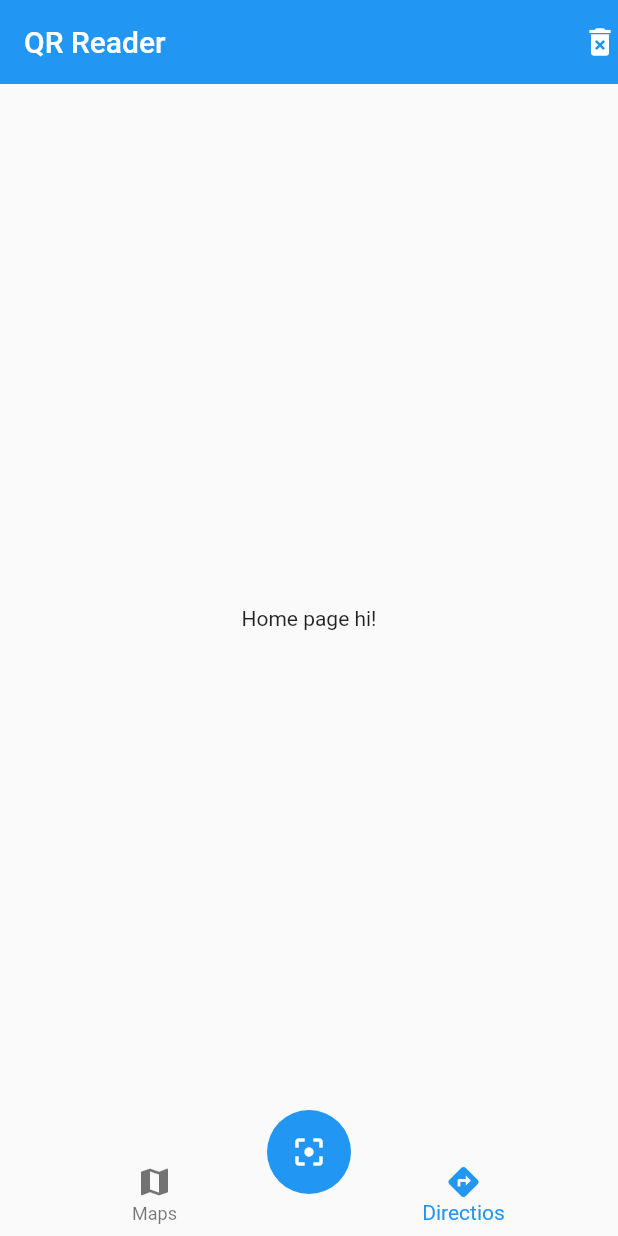
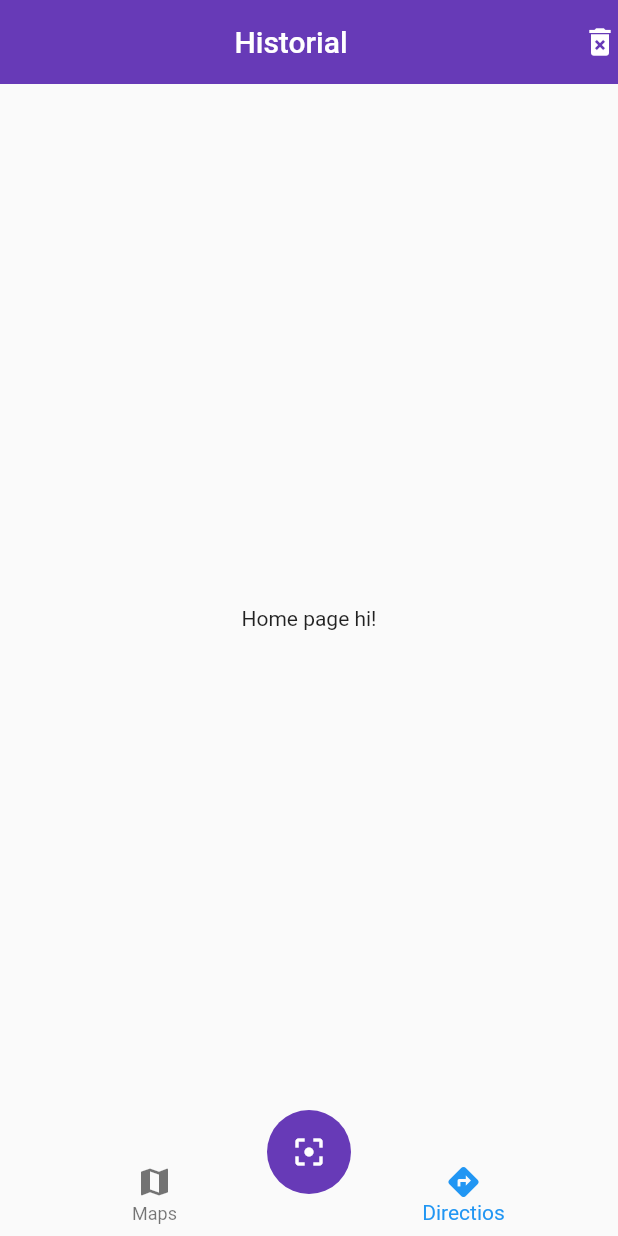
Before and after one commit to Sam200018/qr_sacaner, a Flutter app: the screen it shows after launch, on a phone screen of 412 x 824 dp. Run offline on Flutter 3.47's test engine with Material 2 defaults, Android fonts, the phone set to English and light mode, and no system bars.

Commit message:
Se cambio el color central de la app para que pudieramos verla mejor y que se tenga el colo del diseño establecido

```diff
--- a/lib/main.dart
+++ b/lib/main.dart
@@ -15,6 +15,12 @@ class MyApp extends StatelessWidget {
         'home': (_) => HomePage(),
         'maps': (_) => Maps(),
       },
+      theme: ThemeData(
+        primaryColor: Colors.deepPurple,
+        floatingActionButtonTheme: FloatingActionButtonThemeData(
+          backgroundColor: Colors.deepPurple,
+        ),
+      ),
     );
   }
 }
--- a/lib/pages/home_page.dart
+++ b/lib/pages/home_page.dart
@@ -10,7 +10,7 @@ class HomePage extends StatelessWidget {
     return Scaffold(
       appBar: AppBar(
         elevation: 0,
-        title: Text('QR Reader'),
+        title: Center(child: Text('Historial')),
         actions: [
           Icon(Icons.delete_forever),
         ],
```
